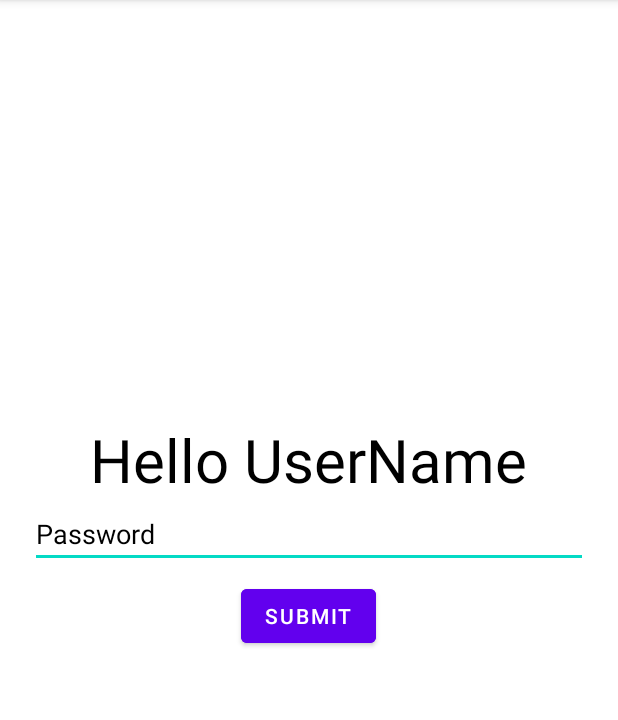
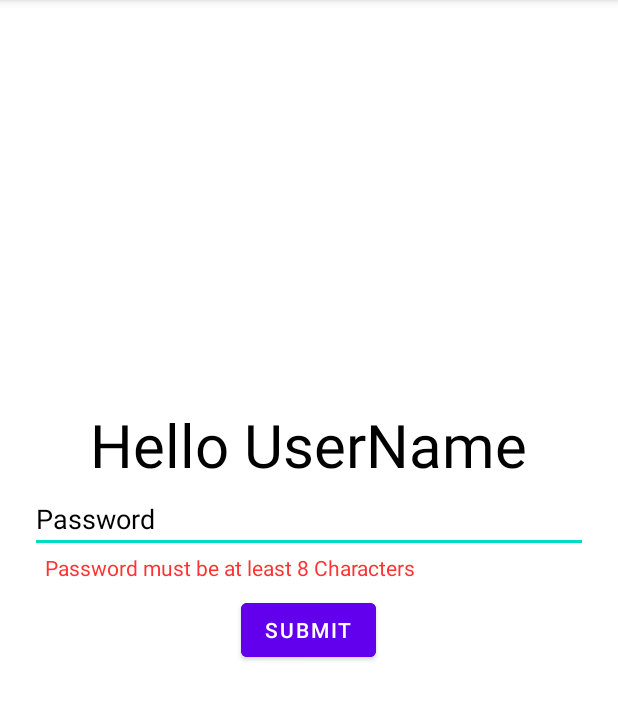
Before and after one commit to rahulkarasiTtn/AndroidSession, an Android app: the PasswordActivity screen opened directly, with no data from a screen before it, after a tap on "SUBMIT", on a phone screen of 412 x 824 dp, the part 84-804 px from its top. Run offline under Robolectric (Android 15) with nearby library versions, the phone set to English and light mode, and no system bars.

Commit message:
password validation added

```diff
--- a/app/src/main/java/com/example/androidbasics/PasswordActivity.java
+++ b/app/src/main/java/com/example/androidbasics/PasswordActivity.java
@@ -13,6 +13,7 @@ public class PasswordActivity extends AppCompatActivity {
     Button submit;
     EditText password;
     TextView greetings;
+    TextView inputError;
     @Override
     protected void onCreate(Bundle savedInstanceState) {
         super.onCreate(savedInstanceState);
@@ -20,14 +21,12 @@ public class PasswordActivity extends AppCompatActivity {
         password = findViewById(R.id.password);
         submit = findViewById(R.id.btn_submit);
         greetings = findViewById(R.id.tv_greetings);
+        inputError = findViewById(R.id.inputError);
         Bundle bundle = getIntent().getExtras();
         if (bundle != null) {
             String name = bundle.getString("NAME");
-
             // Display the name in a TextView
-
             greetings.setText("Hello, " + name + "!");
-
         }
 
         submit.setOnClickListener(new View.OnClickListener() {
@@ -37,6 +36,8 @@ public class PasswordActivity extends AppCompatActivity {
                     Intent intent = new Intent(PasswordActivity.this, HomeActivity.class);
                     intent.putExtras(bundle);
                     startActivity(intent);
+                }else{
+                    inputError.setText("Password must be at least 8 Characters ");
                 }
             }
         });
--- a/app/src/main/res/layout/activity_password.xml
+++ b/app/src/main/res/layout/activity_password.xml
@@ -34,7 +34,16 @@
             android:textColor="@color/black"
             android:textColorHint="@color/black"
             android:autofillHints="Enter Your Password"
-            android:inputType="textPassword" />
+            android:inputType="textPassword"
+            />
+        <TextView
+            android:layout_width="match_parent"
+            android:layout_height="wrap_content"
+            android:id="@+id/inputError"
+            android:textColor="@color/error_red"
+            android:layout_gravity="center"
+            android:layout_marginStart="20dp"
+            />
         <Button
             android:layout_width="wrap_content"
             android:layout_height="wrap_content"
--- a/app/src/main/res/values/colors.xml
+++ b/app/src/main/res/values/colors.xml
@@ -7,4 +7,5 @@
     <color name="teal_700">#FF018786</color>
     <color name="black">#FF000000</color>
     <color name="white">#FFFFFFFF</color>
+    <color name="error_red">#ff3333</color>
 </resources>
```
Also changed, not shown: app/src/main/res/layout/activity_home.xml (+0 -10 lines).
